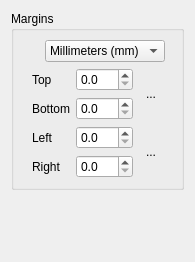
Before: the Qt Designer form filters/page_layout/ui/PageLayoutOptionsWidget.ui in ImageProcessing-ElectronicPublications/scantailor-deviant, drawn with Qt 5.
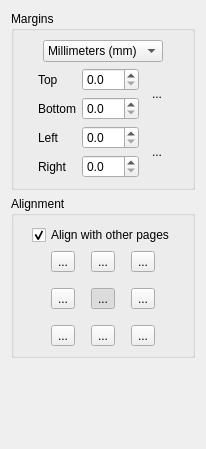
After: the same form once the commit is applied. Icons and pictures are not drawn.

Commit message: Work-in-progress on the Page Layout filter.

What changed in the file:
```diff
--- a/filters/page_layout/ui/PageLayoutOptionsWidget.ui
+++ b/filters/page_layout/ui/PageLayoutOptionsWidget.ui
@@ -5,16 +5,16 @@
    <rect>
     <x>0</x>
     <y>0</y>
-    <width>195</width>
-    <height>262</height>
+    <width>206</width>
+    <height>449</height>
    </rect>
   </property>
   <property name="windowTitle" >
    <string>Form</string>
   </property>
-  <layout class="QVBoxLayout" name="verticalLayout_2" >
+  <layout class="QVBoxLayout" name="verticalLayout_3" >
    <item>
-    <widget class="QGroupBox" name="groupBox" >
+    <widget class="QGroupBox" name="marginsGroup" >
      <property name="title" >
       <string>Margins</string>
      </property>
@@ -28,8 +28,8 @@
           </property>
           <property name="sizeHint" stdset="0" >
            <size>
-            <width>40</width>
-            <height>20</height>
+            <width>1</width>
+            <height>1</height>
            </size>
           </property>
          </spacer>
@@ -55,8 +55,8 @@
           </property>
           <property name="sizeHint" stdset="0" >
            <size>
-            <width>24</width>
-            <height>20</height>
+            <width>1</width>
+            <height>1</height>
            </size>
           </property>
          </spacer>
@@ -72,8 +72,8 @@
           </property>
           <property name="sizeHint" stdset="0" >
            <size>
-            <width>40</width>
-            <height>20</height>
+            <width>1</width>
+            <height>1</height>
            </size>
           </property>
          </spacer>
@@ -190,8 +190,304 @@
           </property>
           <property name="sizeHint" stdset="0" >
            <size>
-            <width>40</width>
-            <height>20</height>
+            <width>1</width>
+            <height>1</height>
+           </size>
+          </property>
+         </spacer>
+        </item>
+       </layout>
+      </item>
+     </layout>
+    </widget>
+   </item>
+   <item>
+    <widget class="QGroupBox" name="alignmentGroup" >
+     <property name="title" >
+      <string>Alignment</string>
+     </property>
+     <layout class="QVBoxLayout" name="verticalLayout_2" >
+      <item>
+       <layout class="QHBoxLayout" name="horizontalLayout_3" >
+        <item>
+         <spacer name="horizontalSpacer_7" >
+          <property name="orientation" >
+           <enum>Qt::Horizontal</enum>
+          </property>
+          <property name="sizeHint" stdset="0" >
+           <size>
+            <width>0</width>
+            <height>0</height>
+           </size>
+          </property>
+         </spacer>
+        </item>
+        <item>
+         <widget class="QCheckBox" name="alignWithOthersCB" >
+          <property name="text" >
+           <string>Align with other pages</string>
+          </property>
+          <property name="checked" >
+           <bool>true</bool>
+          </property>
+         </widget>
+        </item>
+        <item>
+         <spacer name="horizontalSpacer_8" >
+          <property name="orientation" >
+           <enum>Qt::Horizontal</enum>
+          </property>
+          <property name="sizeHint" stdset="0" >
+           <size>
+            <width>0</width>
+            <height>0</height>
+           </size>
+          </property>
+         </spacer>
+        </item>
+       </layout>
+      </item>
+      <item>
+       <layout class="QHBoxLayout" name="horizontalLayout_4" >
+        <item>
+         <spacer name="horizontalSpacer_6" >
+          <property name="orientation" >
+           <enum>Qt::Horizontal</enum>
+          </property>
+          <property name="sizeHint" stdset="0" >
+           <size>
+            <width>0</width>
+            <height>0</height>
+           </size>
+          </property>
+         </spacer>
+        </item>
+        <item>
+         <layout class="QGridLayout" name="gridLayout_2" >
+          <property name="spacing" >
+           <number>16</number>
+          </property>
+          <item row="0" column="0" >
+           <widget class="QToolButton" name="alignTopLeftBtn" >
+            <property name="text" >
+             <string>...</string>
+            </property>
+            <property name="icon" >
+             <iconset resource="../../../resources/resources.qrc" >
+              <normaloff>:/icons/stock-gravity-north-west-24.png</normaloff>:/icons/stock-gravity-north-west-24.png</iconset>
+            </property>
+            <property name="iconSize" >
+             <size>
+              <width>24</width>
+              <height>24</height>
+             </size>
+            </property>
+            <property name="checkable" >
+             <bool>true</bool>
+            </property>
+            <property name="autoExclusive" >
+             <bool>true</bool>
+            </property>
+           </widget>
+          </item>
+          <item row="0" column="1" >
+           <widget class="QToolButton" name="alignTopBtn" >
+            <property name="text" >
+             <string>...</string>
+            </property>
+            <property name="icon" >
+             <iconset resource="../../../resources/resources.qrc" >
+              <normaloff>:/icons/stock-gravity-north-24.png</normaloff>:/icons/stock-gravity-north-24.png</iconset>
+            </property>
+            <property name="iconSize" >
+             <size>
+              <width>24</width>
+              <height>24</height>
+             </size>
+            </property>
+            <property name="checkable" >
+             <bool>true</bool>
+            </property>
+            <property name="autoExclusive" >
+             <bool>true</bool>
+            </property>
+           </widget>
+          </item>
+          <item row="0" column="2" >
+           <widget class="QToolButton" name="alignTopRightBtn" >
+            <property name="text" >
+             <string>...</string>
+            </property>
+            <property name="icon" >
+             <iconset resource="../../../resources/resources.qrc" >
+              <normaloff>:/icons/stock-gravity-north-east-24.png</normaloff>:/icons/stock-gravity-north-east-24.png</iconset>
+            </property>
+            <property name="iconSize" >
+             <size>
+              <width>24</width>
+              <height>24</height>
+             </size>
+            </property>
+            <property name="checkable" >
+             <bool>true</bool>
+            </property>
+            <property name="autoExclusive" >
+             <bool>true</bool>
+            </property>
+           </widget>
+          </item>
+          <item row="1" column="0" >
+           <widget class="QToolButton" name="alignLeftBtn" >
+            <property name="text" >
+             <string>...</string>
+            </property>
+            <property name="icon" >
+             <iconset resource="../../../resources/resources.qrc" >
+              <normaloff>:/icons/stock-gravity-west-24.png</normaloff>:/icons/stock-gravity-west-24.png</iconset>
+            </property>
+            <property name="iconSize" >
+             <size>
+              <width>24</width>
+              <height>24</height>
+             </size>
+            </property>
+            <property name="checkable" >
+             <bool>true</bool>
+            </property>
+            <property name="autoExclusive" >
+             <bool>true</bool>
+            </property>
+           </widget>
+          </item>
+          <item row="1" column="1" >
+           <widget class="QToolButton" name="alignCenterBtn" >
+            <property name="text" >
+             <string>...</string>
+            </property>
+            <property name="icon" >
+             <iconset resource="../../../resources/resources.qrc" >
+              <normaloff>:/icons/stock-center-24.png</normaloff>:/icons/stock-center-24.png</iconset>
+            </property>
+            <property name="iconSize" >
+             <size>
+              <width>24</width>
+              <height>24</height>
+             </size>
+            </property>
+            <property name="checkable" >
+             <bool>true</bool>
+            </property>
+            <property name="checked" >
+             <bool>true</bool>
+            </property>
+            <property name="autoExclusive" >
+             <bool>true</bool>
+            </property>
+           </widget>
+          </item>
+          <item row="1" column="2" >
+           <widget class="QToolButton" name="alignRightBtn" >
+            <property name="text" >
+             <string>...</string>
+            </property>
+            <property name="icon" >
+             <iconset resource="../../../resources/resources.qrc" >
+              <normaloff>:/icons/stock-gravity-east-24.png</normaloff>:/icons/stock-gravity-east-24.png</iconset>
+            </property>
+            <property name="iconSize" >
+             <size>
+              <width>24</width>
+              <height>24</height>
+             </size>
+            </property>
+            <property name="checkable" >
+             <bool>true</bool>
+            </property>
+            <property name="autoExclusive" >
+             <bool>true</bool>
+            </property>
+           </widget>
+          </item>
+          <item row="2" column="0" >
+           <widget class="QToolButton" name="alignBottomLeftBtn" >
+            <property name="text" >
+             <string>...</string>
+            </property>
+            <property name="icon" >
+             <iconset resource="../../../resources/resources.qrc" >
+              <normaloff>:/icons/stock-gravity-south-west-24.png</normaloff>:/icons/stock-gravity-south-west-24.png</iconset>
+            </property>
+            <property name="iconSize" >
+             <size>
+              <width>24</width>
+              <height>24</height>
+             </size>
+            </property>
+            <property name="checkable" >
+             <bool>true</bool>
+            </property>
+            <property name="autoExclusive" >
+             <bool>true</bool>
+            </property>
+           </widget>
+          </item>
+          <item row="2" column="1" >
+           <widget class="QToolButton" name="alignBottomBtn" >
+            <property name="text" >
+             <string>...</string>
+            </property>
+            <property name="icon" >
+             <iconset resource="../../../resources/resources.qrc" >
+              <normaloff>:/icons/stock-gravity-south-24.png</normaloff>:/icons/stock-gravity-south-24.png</iconset>
+            </property>
+            <property name="iconSize" >
+             <size>
+              <width>24</width>
+              <height>24</height>
+             </size>
+            </property>
+            <property name="checkable" >
+             <bool>true</bool>
+            </property>
+            <property name="autoExclusive" >
+             <bool>true</bool>
+            </property>
+           </widget>
+          </item>
+          <item row="2" column="2" >
+           <widget class="QToolButton" name="alignBottomRightBtn" >
+            <property name="text" >
+             <string>...</string>
+            </property>
+            <property name="icon" >
+             <iconset resource="../../../resources/resources.qrc" >
+              <normaloff>:/icons/stock-gravity-south-east-24.png</normaloff>:/icons/stock-gravity-south-east-24.png</iconset>
+            </property>
+            <property name="iconSize" >
+             <size>
+              <width>24</width>
+              <height>24</height>
+             </size>
+            </property>
+            <property name="checkable" >
+             <bool>true</bool>
+            </property>
+            <property name="autoExclusive" >
+             <bool>true</bool>
+            </property>
+           </widget>
+          </item>
+         </layout>
+        </item>
+        <item>
+         <spacer name="horizontalSpacer_5" >
+          <property name="orientation" >
+           <enum>Qt::Horizontal</enum>
+          </property>
+          <property name="sizeHint" stdset="0" >
+           <size>
+            <width>0</width>
+            <height>0</height>
            </size>
           </property>
          </spacer>
@@ -208,8 +504,8 @@
      </property>
      <property name="sizeHint" stdset="0" >
       <size>
-       <width>20</width>
-       <height>78</height>
+       <width>1</width>
+       <height>1</height>
       </size>
      </property>
     </spacer>
```
The commit also changes 23 other files.
